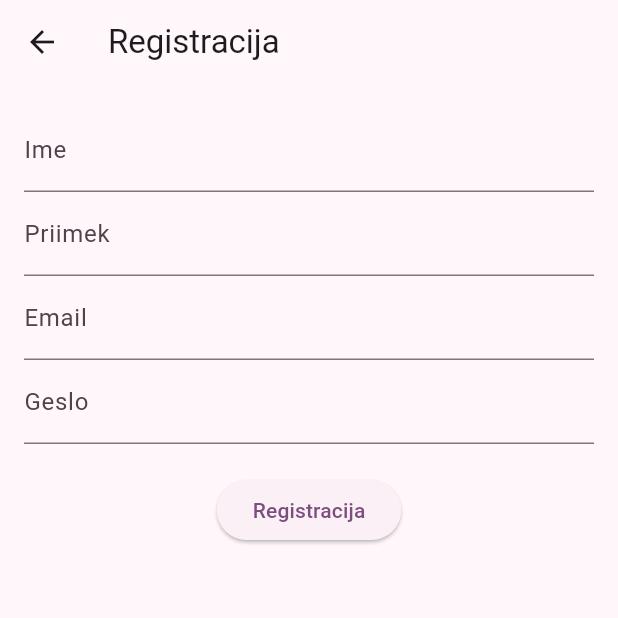
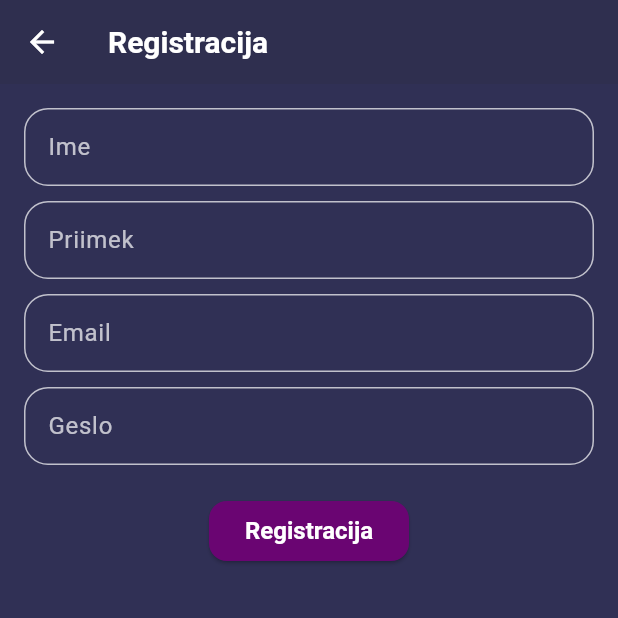
Before and after one commit to gajciii/rvirProjekt, a Flutter app: the screen it shows after launch, after a tap on "Še nimate računa? Registrirajte se", on a phone screen of 412 x 824 dp, the top half of it. Run offline on Flutter 3.47's test engine with Material 3 defaults, Android fonts, the phone set to English and light mode, and no system bars; our stand-ins replace cloud_firestore, firebase_auth, firebase_core, flutter_dotenv; accounts and stored records are empty; network calls fail.

Commit message:
tema in izgled aplikacije

```diff
--- /dev/null
+++ b/filmique/lib/app_theme.dart
@@ -0,0 +1,75 @@
+import 'package:flutter/material.dart';
+
+class AppTheme {
+  static ThemeData get theme {
+    return ThemeData(
+      colorScheme: const ColorScheme.dark(
+        primary: Color(0xFF6A0572),
+        secondary: Color(0xFF9A0572),
+        surface: Color(0xFF303055),
+        onPrimary: Colors.white,
+        onSurface: Colors.white70,
+      ),
+
+      textTheme: const TextTheme(
+        displayLarge: TextStyle(
+          fontSize: 32,
+          fontWeight: FontWeight.bold,
+          color: Colors.white,
+        ),
+        titleLarge: TextStyle(
+          fontSize: 24,
+          fontWeight: FontWeight.bold,
+          color: Colors.white,
+        ),
+        bodyLarge: TextStyle(
+          fontSize: 16,
+          color: Colors.white70,
+        ),
+        bodyMedium: TextStyle(
+          fontSize: 14,
+          color: Colors.white54,
+        ),
+      ),
+
+      elevatedButtonTheme: ElevatedButtonThemeData(
+        style: ElevatedButton.styleFrom(
+          backgroundColor: const Color(0xFF6A0572),
+          foregroundColor: Colors.white,
+          textStyle: const TextStyle(fontSize: 16, fontWeight: FontWeight.bold),
+          shape: RoundedRectangleBorder(
+            borderRadius: BorderRadius.circular(12),
+          ),
+        ),
+      ),
+
+      inputDecorationTheme: const InputDecorationTheme(
+        filled: true,
+        fillColor: Color(0xFF303055),
+        border: OutlineInputBorder(
+          borderRadius: BorderRadius.all(Radius.circular(12)),
+        ),
+        hintStyle: TextStyle(color: Colors.white54),
+      ),
+
+      cardTheme: CardTheme(
+        color: const Color(0xFF303055),
+        shape: RoundedRectangleBorder(
+          borderRadius: BorderRadius.circular(16),
+        ),
+        elevation: 8,
+        shadowColor: Colors.purple.withOpacity(0.5),
+      ),
+
+      appBarTheme: const AppBarTheme(
+        backgroundColor: Color(0xFF2F2F4F),
+        titleTextStyle: TextStyle(
+          fontSize: 20,
+          fontWeight: FontWeight.bold,
+          color: Colors.white,
+        ),
+        iconTheme: IconThemeData(color: Colors.white),
+      ),
+    );
+  }
+}
--- a/filmique/lib/login.dart
+++ b/filmique/lib/login.dart
@@ -1,5 +1,4 @@
 import 'package:firebase_auth/firebase_auth.dart';
-import 'package:flutter/cupertino.dart';
 import 'package:flutter/material.dart';
 import 'package:vreme_app/sign-up.dart';
 import 'home.dart';
@@ -11,7 +10,6 @@ class LoginPage extends StatefulWidget {
   State<LoginPage> createState() => _LoginPageState();
 }
 
-// Login Page
 class _LoginPageState extends State<LoginPage> {
   final TextEditingController emailController = TextEditingController();
   final TextEditingController passwordController = TextEditingController();
@@ -43,26 +41,21 @@ class _LoginPageState extends State<LoginPage> {
           message = 'Napačni vneseni podatki, poskusite ponovno.';
       }
       ScaffoldMessenger.of(context).showSnackBar(
-        SnackBar(content: Text(message)),
+        SnackBar(content: Text(message, style: Theme.of(context).textTheme.bodyMedium)),
       );
     } catch (e) {
       ScaffoldMessenger.of(context).showSnackBar(
-        const SnackBar(content: Text('Napaka pri prijavi.')),
+        SnackBar(content: Text('Napaka pri prijavi.', style: Theme.of(context).textTheme.bodyMedium)),
       );
     }
   }
 
   @override
-  void dispose() {
-    emailController.dispose();
-    passwordController.dispose();
-    super.dispose();
-  }
-
-  @override
   Widget build(BuildContext context) {
     return Scaffold(
-      appBar: AppBar(title: const Text("Prijava")),
+      appBar: AppBar(
+        title: Text("Prijava", style: Theme.of(context).appBarTheme.titleTextStyle),
+      ),
       body: Padding(
         padding: const EdgeInsets.all(16.0),
         child: Column(
@@ -70,13 +63,29 @@ class _LoginPageState extends State<LoginPage> {
           children: [
             TextField(
               controller: emailController,
-              decoration: const InputDecoration(labelText: "Email"),
-              keyboardType: TextInputType.emailAddress,
+              decoration: InputDecoration(
+                labelText: "Email",
+                filled: true,
+                fillColor: Theme.of(context).inputDecorationTheme.fillColor,
+                border: OutlineInputBorder(
+                  borderRadius: BorderRadius.circular(16),
+                ),
+              ),
+              style: Theme.of(context).textTheme.bodyMedium,
             ),
+            const SizedBox(height: 10),
             TextField(
               controller: passwordController,
-              decoration: const InputDecoration(labelText: "Geslo"),
+              decoration: InputDecoration(
+                labelText: "Geslo",
+                filled: true,
+                fillColor: Theme.of(context).inputDecorationTheme.fillColor,
+                border: OutlineInputBorder(
+                  borderRadius: BorderRadius.circular(16),
+                ),
+              ),
               obscureText: true,
+              style: Theme.of(context).textTheme.bodyMedium,
             ),
             const SizedBox(height: 20),
             ElevatedButton(
@@ -90,7 +99,10 @@ class _LoginPageState extends State<LoginPage> {
                   MaterialPageRoute(builder: (context) => const SignUpPage()),
                 );
               },
-              child: const Text("Še nimate računa? Registrirajte se"),
+              child: Text(
+                "Še nimate računa? Registrirajte se",
+                style: Theme.of(context).textTheme.bodyMedium,
+              ),
             ),
           ],
         ),
--- a/filmique/lib/main.dart
+++ b/filmique/lib/main.dart
@@ -4,6 +4,7 @@ import 'package:firebase_auth/firebase_auth.dart';
 import 'package:flutter_dotenv/flutter_dotenv.dart';
 import 'home.dart';
 import 'login.dart';
+import 'app_theme.dart';
 
 void main() async {
   WidgetsFlutterBinding.ensureInitialized();
@@ -19,10 +20,7 @@ class MyApp extends StatelessWidget {
   Widget build(BuildContext context) {
     return MaterialApp(
       title: 'Filmique',
-      theme: ThemeData(
-        colorScheme: ColorScheme.fromSeed(seedColor: Colors.purple),
-        useMaterial3: true,
-      ),
+      theme: AppTheme.theme,
       routes: {
         '/home': (context) => const MainPage(),
         '/login': (context) => const LoginPage(),
--- a/filmique/lib/sign-up.dart
+++ b/filmique/lib/sign-up.dart
@@ -1,6 +1,5 @@
 import 'package:cloud_firestore/cloud_firestore.dart';
 import 'package:firebase_auth/firebase_auth.dart';
-import 'package:flutter/cupertino.dart';
 import 'package:flutter/material.dart';
 import 'home.dart';
 
@@ -20,16 +19,13 @@ class _SignUpPageState extends State<SignUpPage> {
 
   Future<void> signUp() async {
     try {
-      // Ustvari uporabnika v Firebase Authentication
       UserCredential userCredential = await _auth.createUserWithEmailAndPassword(
         email: emailController.text.trim(),
         password: passwordController.text.trim(),
       );
 
-      // Pridobi uporabnikov UID
       String uid = userCredential.user!.uid;
 
-      // Shrani uporabnikove podatke v Firestore
       await FirebaseFirestore.instance.collection('users').doc(uid).set({
         'uid': uid,
         'email': emailController.text.trim(),
@@ -38,7 +34,6 @@ class _SignUpPageState extends State<SignUpPage> {
         'registrationDate': DateTime.now(),
       });
 
-      // Navigacija na glavno stran
       Navigator.pushReplacement(
         context,
         MaterialPageRoute(builder: (context) => const MainPage()),
@@ -59,51 +54,77 @@ class _SignUpPageState extends State<SignUpPage> {
           message = 'Napaka pri registraciji.';
       }
       ScaffoldMessenger.of(context).showSnackBar(
-        SnackBar(content: Text(message)),
+        SnackBar(content: Text(message, style: Theme.of(context).textTheme.bodyMedium)),
       );
     } catch (e) {
       ScaffoldMessenger.of(context).showSnackBar(
-        const SnackBar(content: Text('Napaka pri registraciji.')),
+        SnackBar(content: Text('Napaka pri registraciji.', style: Theme.of(context).textTheme.bodyMedium)),
       );
     }
   }
 
   @override
-  void dispose() {
-    emailController.dispose();
-    passwordController.dispose();
-    firstNameController.dispose();
-    lastNameController.dispose();
-    super.dispose();
-  }
-
-  @override
   Widget build(BuildContext context) {
     return Scaffold(
-      appBar: AppBar(title: const Text("Registracija")),
+      appBar: AppBar(
+        title: Text("Registracija", style: Theme.of(context).appBarTheme.titleTextStyle),
+      ),
       body: Padding(
         padding: const EdgeInsets.all(16.0),
         child: SingleChildScrollView(
           child: Column(
-            mainAxisAlignment: MainAxisAlignment.center,
             children: [
               TextField(
                 controller: firstNameController,
-                decoration: const InputDecoration(labelText: "Ime"),
+                decoration: InputDecoration(
+                  labelText: "Ime",
+                  filled: true,
+                  fillColor: Theme.of(context).inputDecorationTheme.fillColor,
+                  border: OutlineInputBorder(
+                    borderRadius: BorderRadius.circular(16),
+                  ),
+                ),
+                style: Theme.of(context).textTheme.bodyMedium,
               ),
+              const SizedBox(height: 10),
               TextField(
                 controller: lastNameController,
-                decoration: const InputDecoration(labelText: "Priimek"),
+                decoration: InputDecoration(
+                  labelText: "Priimek",
+                  filled: true,
+                  fillColor: Theme.of(context).inputDecorationTheme.fillColor,
+                  border: OutlineInputBorder(
+                    borderRadius: BorderRadius.circular(16),
+                  ),
+                ),
+                style: Theme.of(context).textTheme.bodyMedium,
               ),
+              const SizedBox(height: 10),
               TextField(
                 controller: emailController,
-                decoration: const InputDecoration(labelText: "Email"),
-                keyboardType: TextInputType.emailAddress,
+                decoration: InputDecoration(
+                  labelText: "Email",
+                  filled: true,
+                  fillColor: Theme.of(context).inputDecorationTheme.fillColor,
+                  border: OutlineInputBorder(
+                    borderRadius: BorderRadius.circular(16),
+                  ),
+                ),
+                style: Theme.of(context).textTheme.bodyMedium,
               ),
+              const SizedBox(height: 10),
               TextField(
                 controller: passwordController,
-                decoration: const InputDecoration(labelText: "Geslo"),
+                decoration: InputDecoration(
+                  labelText: "Geslo",
+                  filled: true,
+                  fillColor: Theme.of(context).inputDecorationTheme.fillColor,
+                  border: OutlineInputBorder(
+                    borderRadius: BorderRadius.circular(16),
+                  ),
+                ),
                 obscureText: true,
+                style: Theme.of(context).textTheme.bodyMedium,
               ),
               const SizedBox(height: 20),
               ElevatedButton(
```
Also changed, not shown: filmique/lib/dropdown_menu.dart (+11 -11 lines), filmique/lib/home.dart (+95 -65 lines).
